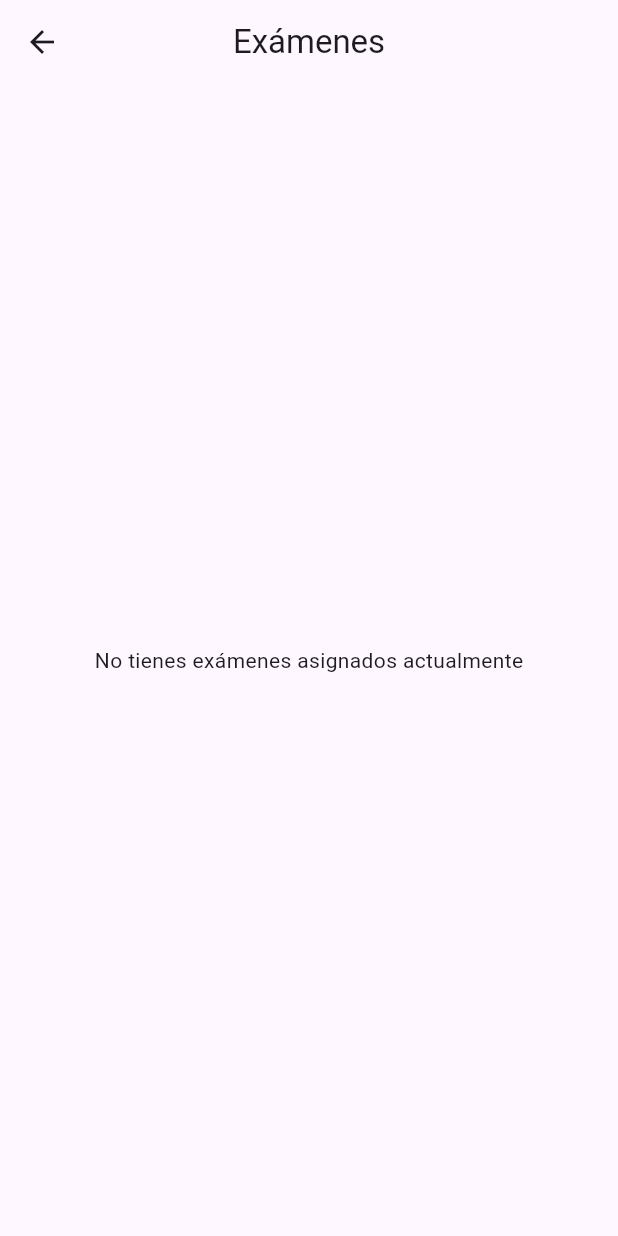
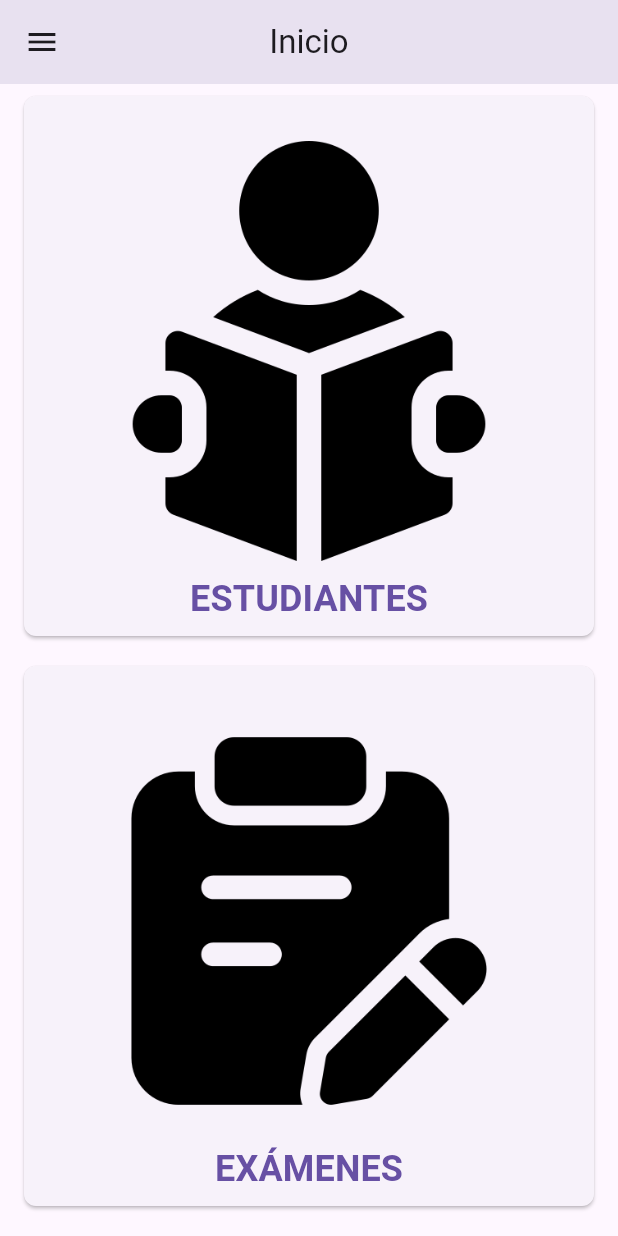
Before and after one commit to robecm/FaceCheck-UANL-Frontend, a Flutter app: the screen it shows after launch, scrolled down 372 dp, after a tap on "EXÁMENES", on a phone screen of 412 x 824 dp. Run offline on Flutter 3.47's test engine with Material 3 defaults, Android fonts, the phone set to English and light mode, and no system bars; our stand-ins replace camera.

Commit message:
Add teacher's home screen, pending access to the different functions on the screen

```diff
--- a/lib/main.dart
+++ b/lib/main.dart
@@ -6,6 +6,7 @@ import 'screens/login/teacher_login_screen.dart';
 import 'screens/signup/student_signup_screen.dart';
 import 'screens/signup/student_signup_face.dart';
 import 'screens/student_home/student_home_screen.dart';
+import 'screens/teacher_home/teacher_home_screen.dart';
 
 void main() {
   debugPrint = (String? message, {int? wrapWidth}) {};
@@ -19,7 +20,7 @@ class MyApp extends StatelessWidget {
   Widget build(BuildContext context) {
     return MaterialApp(
       debugShowCheckedModeBanner: false,
-      initialRoute: '/student_home',
+      initialRoute: '/teacher_home',
       routes: {
         '/': (context) => SplashScreen(),
         '/login_selection': (context) => LoginSelectionScreen(),
@@ -37,6 +38,7 @@ class MyApp extends StatelessWidget {
           password: '',
         ),
         '/student_home': (context) => StudentHomeScreen(),
+        '/teacher_home': (context) => TeacherHomeScreen(),
       },
     );
   }
--- /dev/null
+++ b/lib/screens/teacher_home/teacher_home_screen.dart
@@ -0,0 +1,207 @@
+import 'package:flutter/material.dart';
+
+class TeacherHomeScreen extends StatefulWidget {
+  final int teacherId;
+
+  const TeacherHomeScreen({super.key, this.teacherId = 4}); // Default value for debugging
+
+  @override
+  TeacherHomeScreenState createState() => TeacherHomeScreenState();
+}
+
+class TeacherHomeScreenState extends State<TeacherHomeScreen> {
+  late int teacherId;
+
+  @override
+  void initState() {
+    super.initState();
+    teacherId = widget.teacherId;
+    print('Teacher ID: $teacherId'); // For debugging
+  }
+
+  @override
+  Widget build(BuildContext context) {
+    return Scaffold(
+      appBar: AppBar(
+        title: Text('Inicio'),
+        centerTitle: true,
+        automaticallyImplyLeading: true, // Show the drawer button
+      ),
+      drawer: Drawer(
+        child: ListView(
+          padding: EdgeInsets.zero,
+          children: <Widget>[
+            DrawerHeader(
+              decoration: BoxDecoration(
+                color: Colors.blue,
+              ),
+              child: Text(
+                'Menú',
+                style: TextStyle(
+                  color: Colors.white,
+                  fontSize: 24,
+                ),
+              ),
+            ),
+            ListTile(
+              leading: Icon(Icons.person),
+              title: Text('Mi perfil'),
+              onTap: () {
+                // Handle menu item selection
+                print('Selected: Mi perfil');
+                Navigator.pop(context);
+              },
+            ),
+            ListTile(
+              leading: Icon(Icons.settings),
+              title: Text('Configuración'),
+              onTap: () {
+                // Handle menu item selection
+                print('Selected: Configuración');
+                Navigator.pop(context);
+              },
+            ),
+            ListTile(
+              leading: Icon(Icons.logout),
+              title: Text('Cerrar sesión'),
+              onTap: () {
+                // Handle menu item selection
+                print('Selected: Cerrar sesión');
+                Navigator.pop(context);
+              },
+            ),
+          ],
+        ),
+      ),
+      body: Center(
+        child: SingleChildScrollView(
+          child: Column(
+            mainAxisAlignment: MainAxisAlignment.center,
+            children: [
+              Padding(
+                padding: const EdgeInsets.symmetric(horizontal: 16.0),
+                child: SizedBox(
+                  width: double.infinity,
+                  height: 360, // Adjust the height as needed
+                  child: ElevatedButton(
+                    onPressed: () {
+                      print('CLASES button pressed');
+                    },
+                    style: ElevatedButton.styleFrom(
+                      padding: EdgeInsets.all(8.0), // Reduce the padding
+                      shape: RoundedRectangleBorder(
+                        borderRadius: BorderRadius.circular(8.0), // Adjust the border radius
+                      ),
+                    ),
+                    child: Column(
+                      mainAxisAlignment: MainAxisAlignment.end, // Align at the bottom
+                      children: [
+                        Flexible(
+                          child: Image.asset(
+                            'assets/images/buttons/class.png', // Local image asset
+                            height: 280, // Limit the image size
+                            width: 280,
+                          ),
+                        ),
+                        SizedBox(height: 8),
+                        Text(
+                          'CLASES',
+                          overflow: TextOverflow.ellipsis, // Handle long text
+                          style: TextStyle(
+                            fontWeight: FontWeight.bold, // Make the text bold
+                            fontSize: 24, // Increase the font size
+                          ),
+                        )
+                      ],
+                    ),
+                  ),
+                ),
+              ),
+              SizedBox(height: 20), // Add some space between the buttons
+              Padding(
+                padding: const EdgeInsets.symmetric(horizontal: 16.0),
+                child: SizedBox(
+                  width: double.infinity,
+                  height: 360, // Adjust the height as needed
+                  child: ElevatedButton(
+                    onPressed: () {
+                      print('ESTUDIANTES button pressed');
+                    },
+                    style: ElevatedButton.styleFrom(
+                      padding: EdgeInsets.all(8.0), // Reduce the padding
+                      shape: RoundedRectangleBorder(
+                        borderRadius: BorderRadius.circular(8.0), // Adjust the border radius
+                      ),
+                    ),
+                    child: Column(
+                      mainAxisAlignment: MainAxisAlignment.end, // Align at the bottom
+                      children: [
+                        Flexible(
+                          child: Image.asset(
+                            'assets/images/buttons/student.png', // Local image asset
+                            height: 280, // Limit the image size
+                            width: 280,
+                          ),
+                        ),
+                        SizedBox(height: 8),
+                        Text(
+                          'ESTUDIANTES',
+                          overflow: TextOverflow.ellipsis, // Handle long text
+                          style: TextStyle(
+                            fontWeight: FontWeight.bold, // Make the text bold
+                            fontSize: 24, // Increase the font size
+                          ),
+                        )
+                      ],
+                    ),
+                  ),
+                ),
+              ),
+              SizedBox(height: 20), // Add some space between the buttons
+              Padding(
+                padding: const EdgeInsets.symmetric(horizontal: 16.0),
+                child: SizedBox(
+                  width: double.infinity,
+                  height: 360, // Adjust the height as needed
+                  child: ElevatedButton(
+                    onPressed: () {
+                      print('EXÁMENES button pressed');
+                    },
+                    style: ElevatedButton.styleFrom(
+                      padding: EdgeInsets.all(8.0), // Reduce the padding
+                      shape: RoundedRectangleBorder(
+                        borderRadius: BorderRadius.circular(8.0), // Adjust the border radius
+                      ),
+                    ),
+                    child: Column(
+                      mainAxisAlignment: MainAxisAlignment.end, // Align at the bottom
+                      children: [
+                        Flexible(
+                          child: Image.asset(
+                            'assets/images/buttons/exam.png', // Local image asset
+                            height: 280, // Limit the image size
+                            width: 280,
+                          ),
+                        ),
+                        SizedBox(height: 8),
+                        Text(
+                          'EXÁMENES',
+                          overflow: TextOverflow.ellipsis, // Handle long text
+                          style: TextStyle(
+                            fontWeight: FontWeight.bold, // Make the text bold
+                            fontSize: 24, // Increase the font size
+                          ),
+                        )
+                      ],
+                    ),
+                  ),
+                ),
+              ),
+              SizedBox(height: 20), // Add some padding at the bottom
+            ],
+          ),
+        ),
+      ),
+    );
+  }
+}
```
Also changed, not shown: assets/images/buttons/student.png (added).
